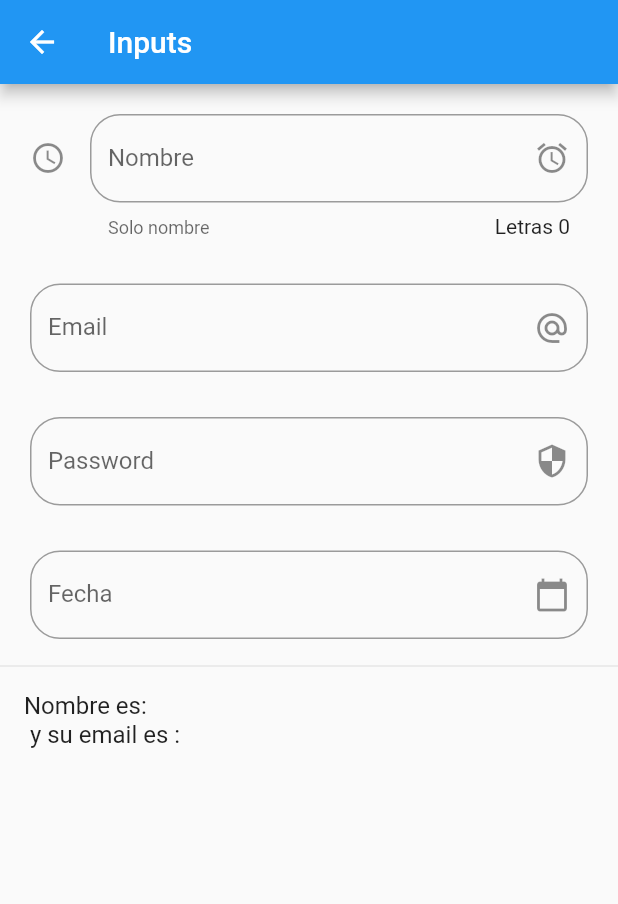
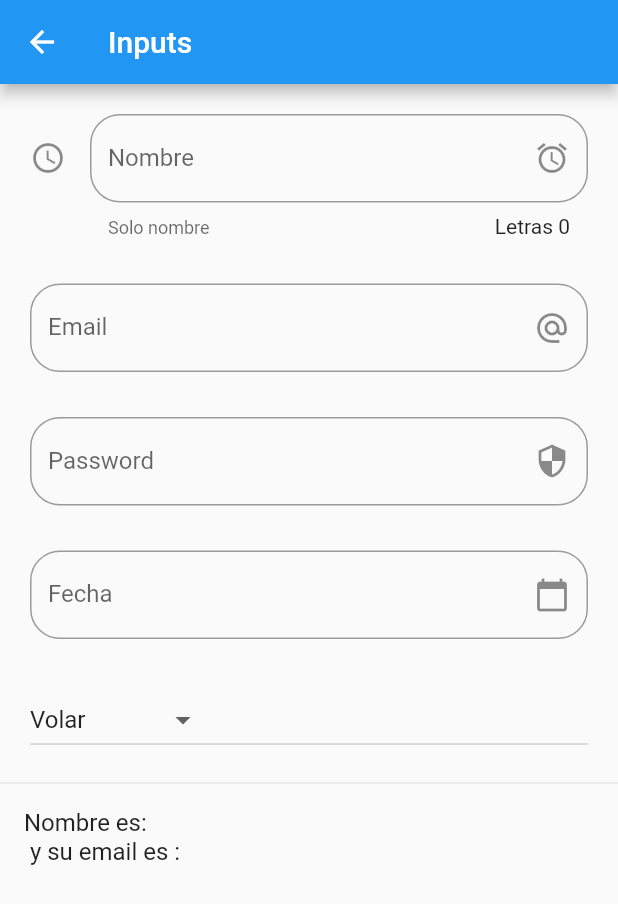
Before and after one commit to JuanFCVal/FlutterBasicFunctions, a Flutter app: the InputsPage screen opened by its route, on a phone screen of 412 x 824 dp. Shown: the top 904 px of the screen. Run offline on Flutter 3.47's test engine with Material 2 defaults, Android fonts, the phone set to English and light mode, and no system bars.

```diff
--- a/examples/lib/src/pages/Inputs_page.dart
+++ b/examples/lib/src/pages/Inputs_page.dart
@@ -11,7 +11,8 @@ class _InputsPageState extends State<InputsPage> {
   String _name = '';
   String _email = '';
   String _fecha = "";
-
+  String _poderSeleccionado = "Volar";
+  List<String> _poderes = ["Volar", "Rayox X", "Super fuerza"];
   TextEditingController _inputFieldDateController =
       new TextEditingController(); //Permite asignar un valor seleccionado en otro lugar
   @override
@@ -41,6 +42,11 @@ class _InputsPageState extends State<InputsPage> {
             padding:
                 const EdgeInsets.only(top: 20, bottom: 10, right: 20, left: 20),
             child: _crearDatePicker(context),
+          ),
+          Padding(
+            padding:
+                const EdgeInsets.only(top: 20, bottom: 10, right: 20, left: 20),
+            child: _crearComboBox(),
           ),
           Divider(),
           _crearPersona()
@@ -151,4 +157,27 @@ class _InputsPageState extends State<InputsPage> {
       });
     }
   }
+
+  List<DropdownMenuItem<String>> getOpcionesDropDown() {
+    List<DropdownMenuItem<String>> lista = new List();
+    _poderes.forEach((poder) {
+      lista.add(DropdownMenuItem(
+        child: Text(poder),
+        value: poder,
+      ));
+    });
+    return lista;
+  }
+
+  _crearComboBox() {
+    return DropdownButton(
+      value: _poderSeleccionado,
+      items: getOpcionesDropDown(),
+      onChanged: (value) {
+        setState(() {
+          _poderSeleccionado = value;
+        });
+      },
+    );
+  }
 }
```
